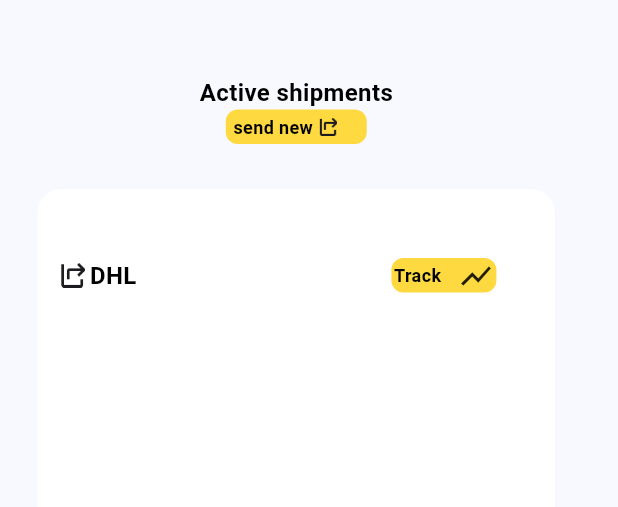
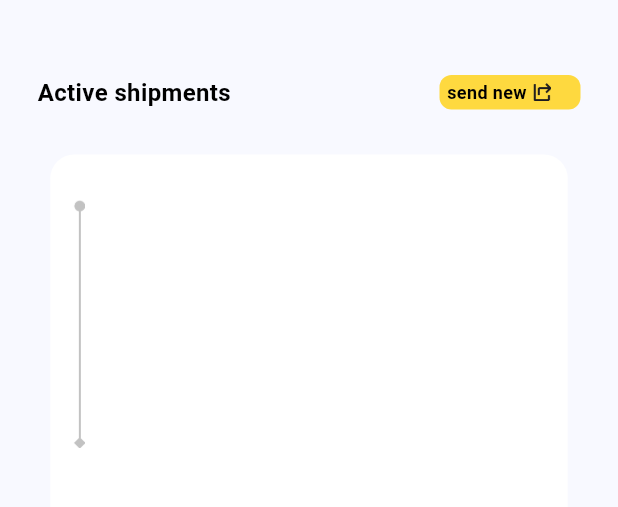
Before and after one commit to turklala0315/ersal-web-site, a Flutter app: the screen it shows after launch, on a phone screen of 412 x 824 dp, the part 84-591 px from its top. Run offline on Flutter 3.47's test engine with Material 3 defaults, Android fonts, the phone set to English and light mode, and no system bars.

Commit message:
home screen is incomplete

```diff
--- a/lib/main.dart
+++ b/lib/main.dart
@@ -1,6 +1,5 @@
 import 'package:ersal_web_site/core/providers/onboarding_screen/onboarding_screen.dart';
 import 'package:ersal_web_site/ui/screens/home_page/home_page.dart';
-import 'package:ersal_web_site/ui/testing.dart';
 import 'package:flutter/material.dart';
 import 'package:provider/provider.dart';
 
--- a/lib/ui/screens/home_page/home_page.dart
+++ b/lib/ui/screens/home_page/home_page.dart
@@ -37,10 +37,8 @@ class _HomePageState extends State<HomePage> {
         padding: const EdgeInsets.symmetric(horizontal: 25, vertical: 50),
         child: SingleChildScrollView(
           child: Column(
-            // crossAxisAlignment: CrossAxisAlignment.,
-            mainAxisAlignment: MainAxisAlignment.spaceBetween,
             children: [
-              Column(
+              Row(
                 mainAxisAlignment: MainAxisAlignment.spaceBetween,
                 children: [
                   Text(
@@ -63,75 +61,15 @@ class _HomePageState extends State<HomePage> {
                     borderRadius: BorderRadius.circular(16)),
                 child: Padding(
                   padding:
-                      const EdgeInsets.symmetric(vertical: 20, horizontal: 15),
+                      const EdgeInsets.symmetric(horizontal: 15, vertical: 30),
                   child: Column(
+                    // mainAxisAlignment: MainAxisAlignment.,
                     crossAxisAlignment: CrossAxisAlignment.start,
                     children: [
-                      Column(
-                        // mainAxisAlignment: MainAxisAlignment.start,
-                        // crossAxisAlignment: CrossAxisAlignment.start,
-                        children: [
-                          Padding(
-                            padding: const EdgeInsets.symmetric(
-                                horizontal: 1, vertical: 13),
-                            child: Row(
-                              children: [
-                                // Image.asset(
-                                //   '$staticAsset/Line1.png',
-                                //   scale: 3,
-                                // )
-                              ],
-                            ),
-                          ),
-
-                          //
-                          SizedBox(width: 10),
-                          //
-                          Row(
-                            children: [
-                              Image.asset(
-                                '$iconAssets/share_windows.png',
-                                scale: 2.2,
-                              ),
-                              //
-                              SizedBox(width: 3),
-                              //
-                              Text(
-                                'DHL',
-                                style: style16B,
-                              ),
-                              //
-                              SizedBox(
-                                width: 170,
-                              ),
-                              //
-
-                              Container(
-                                height: 23,
-                                width: 70,
-                                decoration: BoxDecoration(
-                                    color: mainyellowbutton,
-                                    borderRadius: BorderRadius.circular(8)),
-                                child: Padding(
-                                  padding: const EdgeInsets.symmetric(
-                                      horizontal: 1.6),
-                                  child: Row(
-                                    mainAxisAlignment:
-                                        MainAxisAlignment.spaceBetween,
-                                    children: [
-                                      Text(
-                                        'Track',
-                                        style: style12b,
-                                      ),
-                                      Icon(Icons.show_chart),
-                                    ],
-                                  ),
-                                ),
-                              ),
-                            ],
-                          ),
-                        ],
-                      )
+                      Image.asset(
+                        '$staticAsset/Line1.png',
+                        scale: 3,
+                      ),
                     ],
                   ),
                 ),
```
